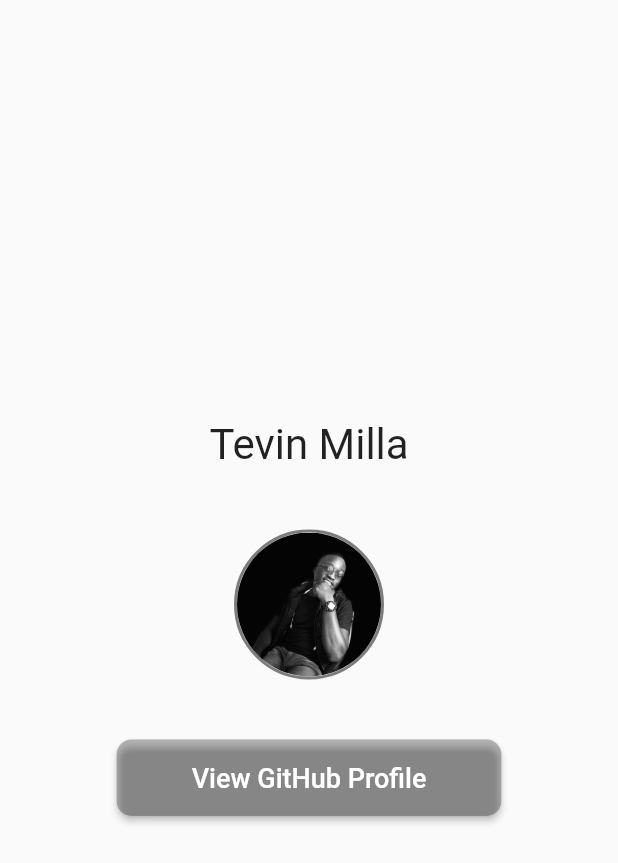
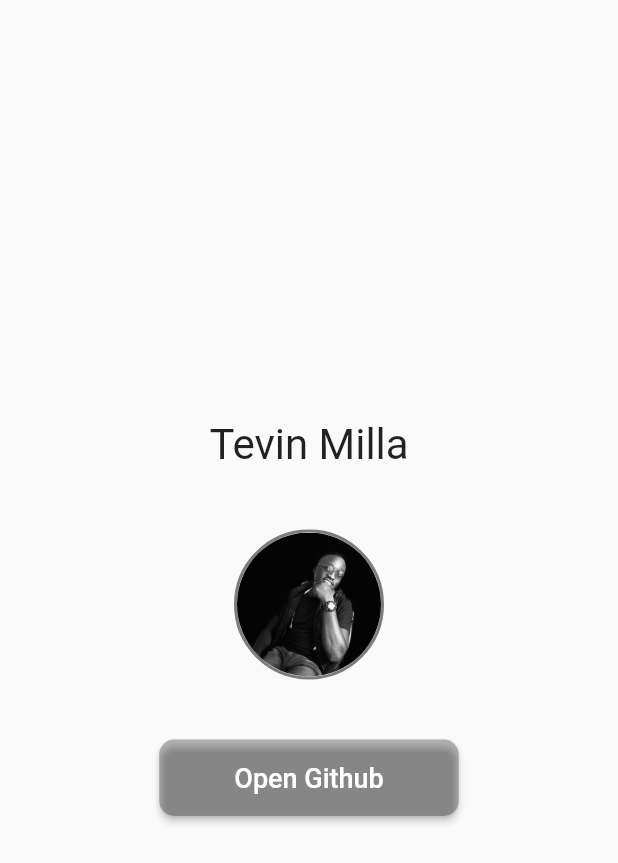
Before and after one commit to MrazTevin/Profile-View, a Flutter app: the screen it shows after launch, on a phone screen of 412 x 824 dp. Shown: the top 863 px of the screen. Run offline on Flutter 3.47's test engine with Material 2 defaults, Android fonts, the phone set to English and light mode, and no system bars; our stand-ins replace webview_flutter; Roboto replaces fonts that are missing (Arial).

Commit message:
m: adjust app UI slightly

```diff
--- a/lib/pages/home.dart
+++ b/lib/pages/home.dart
@@ -46,9 +46,10 @@ class Home extends StatelessWidget {
                   // primary: Theme.of(context).primaryColor,
                   backgroundColor: Colors.black26,
                   padding: EdgeInsets.symmetric(horizontal: 50.0, vertical: 15.0),
+                  enabledMouseCursor: SystemMouseCursors.basic
                 ),
                 onPressed: () => _handleURLButtonPress(context, _links[0]),
-                child: Text('View GitHub Profile'),
+                child: Text('Open Github'),
               ),
             ],
           ),
--- a/lib/pages/web_view_container.dart
+++ b/lib/pages/web_view_container.dart
@@ -19,7 +19,9 @@ class _WebViewContainerState extends State<WebViewContainer> {
   @override
   Widget build(BuildContext context) {
     return Scaffold(
-      appBar: AppBar(),
+      appBar: AppBar(
+        backgroundColor: Colors.amberAccent,
+      ),
       body: Column(
         children: [
           Expanded(
```
